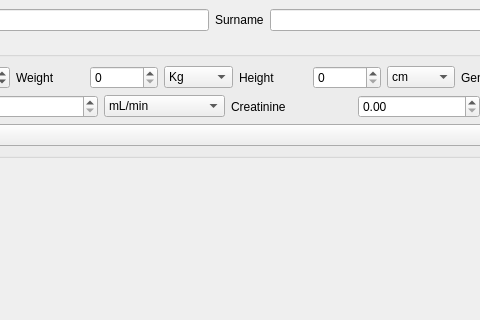
Before: the Qt Designer form plugins/fdmainwindowplugin/mainwindow.ui in FreeHealth/freehealth, drawn with Qt 5; both pictures show x 172 to 652 and y 0 to 320 of the 800 by 600 pixel window.
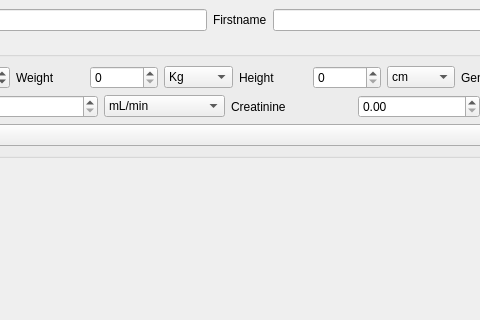
After: the same form once the commit is applied. Custom widgets are drawn as their Qt base class.

Commit message: FreeDiams: - managing name / firstname in preferences - some corrections in translations - other bugs correction

```diff
--- a/plugins/fdmainwindowplugin/mainwindow.ui
+++ b/plugins/fdmainwindowplugin/mainwindow.ui
@@ -27,7 +27,7 @@
       <item>
        <widget class="QLabel" name="label_8">
         <property name="text">
-         <string>Surname</string>
+         <string>Firstname</string>
         </property>
        </widget>
       </item>
```
Left out of the diff: 18 changed lines with no effect on the pictures. The commit also changes 9 other files.
